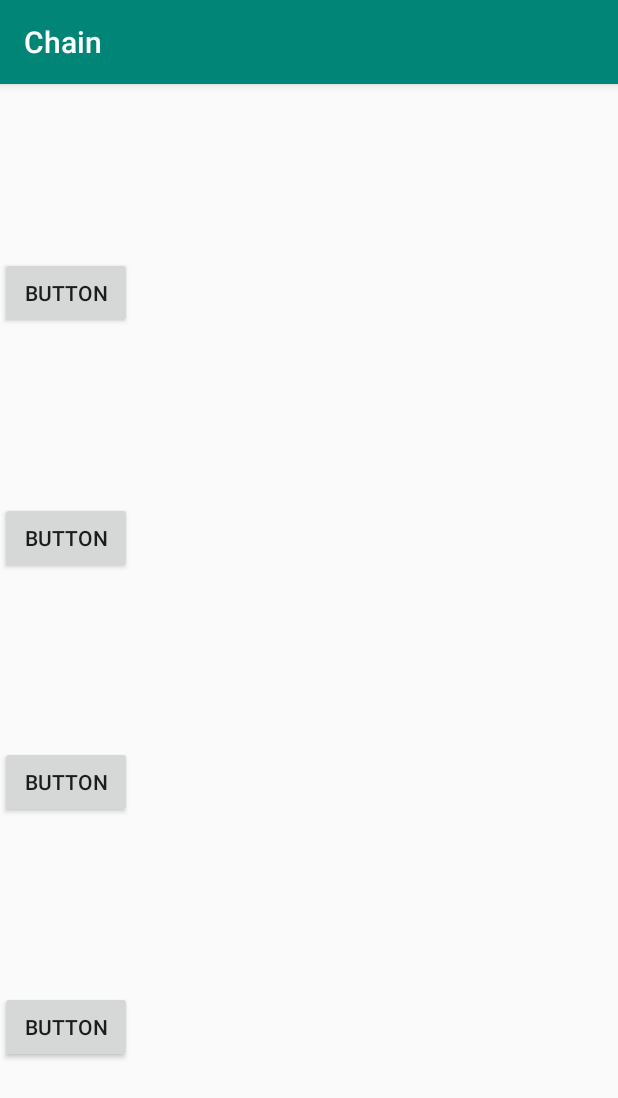
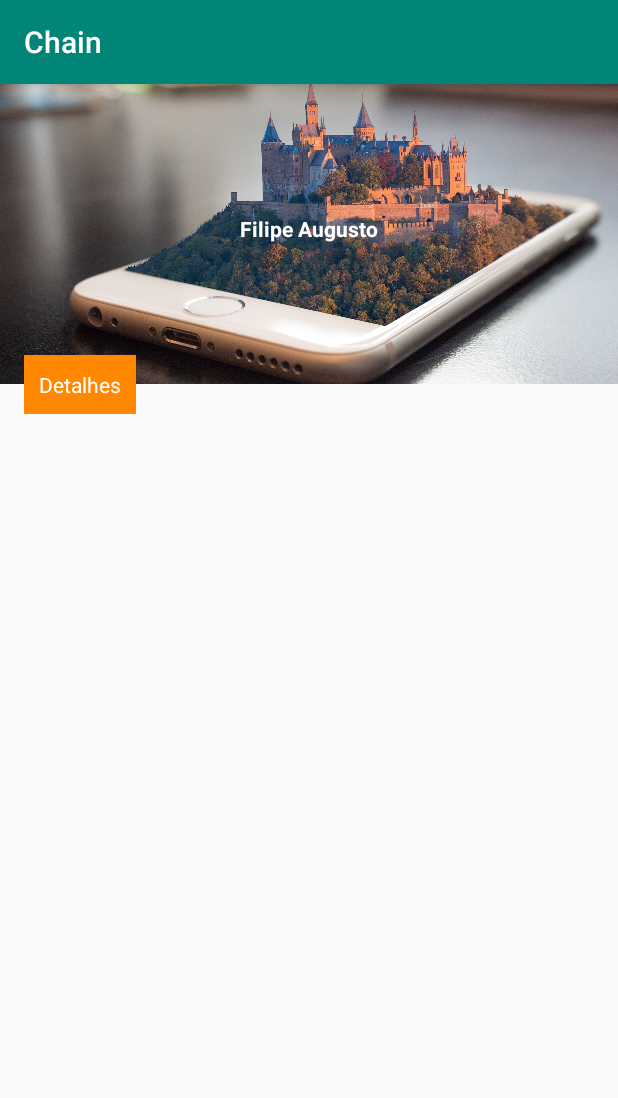
Before and after one commit to FilipeAlbuquerque/Android-Chain, an Android app: the screen it shows after launch (MainActivity), on a phone screen of 412 x 824 dp. Shown: the top 1098 px of the screen. Run offline under Robolectric (Android 15) with nearby library versions, the phone set to English and light mode, and no system bars.

Commit message:
Finished the project

```diff
--- a/app/src/main/res/layout-land/activity_main.xml
+++ /dev/null
@@ -1,38 +0,0 @@
-<?xml version="1.0" encoding="utf-8"?>
-<androidx.constraintlayout.widget.ConstraintLayout xmlns:android="http://schemas.android.com/apk/res/android"
-    xmlns:app="http://schemas.android.com/apk/res-auto"
-    xmlns:tools="http://schemas.android.com/tools"
-    android:layout_width="match_parent"
-    android:layout_height="match_parent"
-    tools:context=".MainActivity">
-
-    <Button
-        android:id="@+id/button"
-        android:layout_width="wrap_content"
-        android:layout_height="wrap_content"
-        android:text="Button"
-        app:layout_constraintEnd_toStartOf="@+id/button2"
-        app:layout_constraintHorizontal_bias="0.5"
-        app:layout_constraintStart_toStartOf="parent"
-        tools:layout_editor_absoluteY="87dp" />
-
-    <Button
-        android:id="@+id/button2"
-        android:layout_width="wrap_content"
-        android:layout_height="wrap_content"
-        android:text="Button"
-        app:layout_constraintEnd_toStartOf="@+id/button3"
-        app:layout_constraintHorizontal_bias="0.5"
-        app:layout_constraintStart_toEndOf="@+id/button"
-        tools:layout_editor_absoluteY="88dp" />
-
-    <Button
-        android:id="@+id/button3"
-        android:layout_width="wrap_content"
-        android:layout_height="wrap_content"
-        android:text="Button"
-        app:layout_constraintEnd_toEndOf="parent"
-        app:layout_constraintHorizontal_bias="0.5"
-        app:layout_constraintStart_toEndOf="@+id/button2"
-        tools:layout_editor_absoluteY="87dp" />
-</androidx.constraintlayout.widget.ConstraintLayout>
--- a/app/src/main/res/layout/activity_main.xml
+++ b/app/src/main/res/layout/activity_main.xml
@@ -6,39 +6,49 @@
     android:layout_height="match_parent"
     tools:context=".MainActivity">
 
-    <Button
-        android:id="@+id/button"
+    <ImageView
+        android:id="@+id/imageView"
+        android:layout_width="0dp"
+        android:layout_height="200dp"
+        android:contentDescription="@string/celular"
+        android:scaleType="centerCrop"
+        app:layout_constraintEnd_toEndOf="parent"
+        app:layout_constraintHorizontal_bias="0.0"
+        app:layout_constraintStart_toStartOf="parent"
+        app:layout_constraintTop_toTopOf="parent"
+        app:srcCompat="@drawable/celular" />
+
+    <TextView
+        android:id="@+id/textView"
         android:layout_width="wrap_content"
         android:layout_height="wrap_content"
-        android:text="Button"
-        app:layout_constraintBottom_toTopOf="@+id/button2"
-        app:layout_constraintTop_toBottomOf="@+id/button3"
-        tools:layout_editor_absoluteX="161dp" />
+        android:layout_marginStart="16dp"
+        android:layout_marginLeft="16dp"
+        android:layout_marginTop="8dp"
+        android:background="@android:color/holo_orange_dark"
+        android:padding="10dp"
+        android:paddingLeft="10dp"
+        android:paddingTop="10dp"
+        android:paddingRight="10dp"
+        android:text="@string/detalhes"
+        android:textColor="@android:color/white"
+        app:layout_constraintBottom_toBottomOf="@+id/imageView"
+        app:layout_constraintStart_toStartOf="parent"
+        app:layout_constraintTop_toBottomOf="@+id/imageView" />
 
-    <Button
-        android:id="@+id/button2"
+    <TextView
+        android:id="@+id/textView2"
         android:layout_width="wrap_content"
         android:layout_height="wrap_content"
-        android:text="Button"
-        app:layout_constraintBottom_toTopOf="@+id/button4"
-        app:layout_constraintTop_toBottomOf="@+id/button"
-        tools:layout_editor_absoluteX="161dp" />
-
-    <Button
-        android:id="@+id/button3"
-        android:layout_width="wrap_content"
-        android:layout_height="wrap_content"
-        android:text="Button"
-        app:layout_constraintBottom_toTopOf="@+id/button"
+        android:layout_marginTop="8dp"
+        android:layout_marginEnd="160dp"
+        android:layout_marginRight="160dp"
+        android:layout_marginBottom="8dp"
+        android:text="@string/filipe_augusto"
+        android:textColor="@android:color/white"
+        android:textStyle="bold"
+        app:layout_constraintBottom_toBottomOf="@+id/imageView"
+        app:layout_constraintEnd_toEndOf="@+id/imageView"
         app:layout_constraintTop_toTopOf="parent"
-        tools:layout_editor_absoluteX="161dp" />
-
-    <Button
-        android:id="@+id/button4"
-        android:layout_width="wrap_content"
-        android:layout_height="wrap_content"
-        android:text="Button"
-        app:layout_constraintBottom_toBottomOf="parent"
-        app:layout_constraintTop_toBottomOf="@+id/button2"
-        tools:layout_editor_absoluteX="161dp" />
+        app:layout_constraintVertical_bias="0.479" />
 </androidx.constraintlayout.widget.ConstraintLayout>
--- a/app/src/main/res/values/strings.xml
+++ b/app/src/main/res/values/strings.xml
@@ -1,3 +1,6 @@
 <resources>
     <string name="app_name">Chain</string>
+    <string name="filipe_augusto">Filipe Augusto</string>
+    <string name="detalhes">Detalhes</string>
+    <string name="celular">Celular</string>
 </resources>
```
Also changed, not shown: app/src/main/res/drawable/celular.jpg (added).
